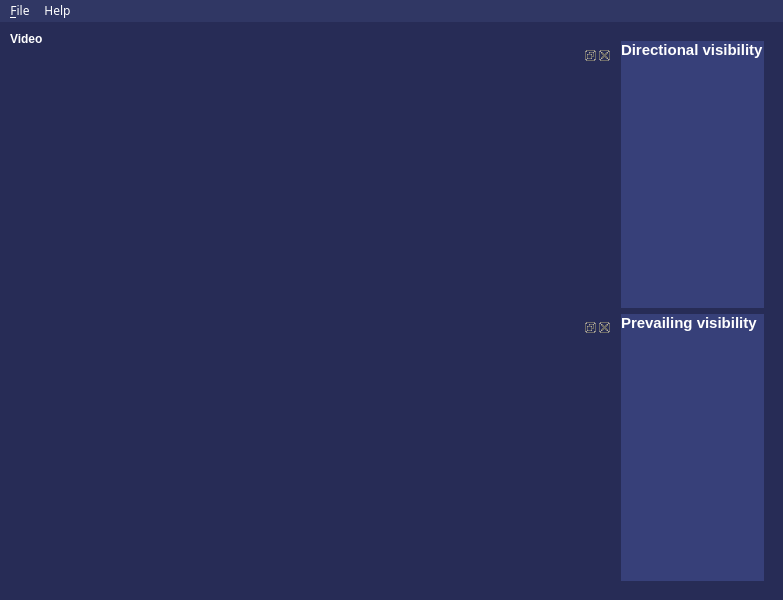
The window that js06/resources/main_view.ui (Oh-JongJin/js08) describes before a commit, drawn with Qt 5.
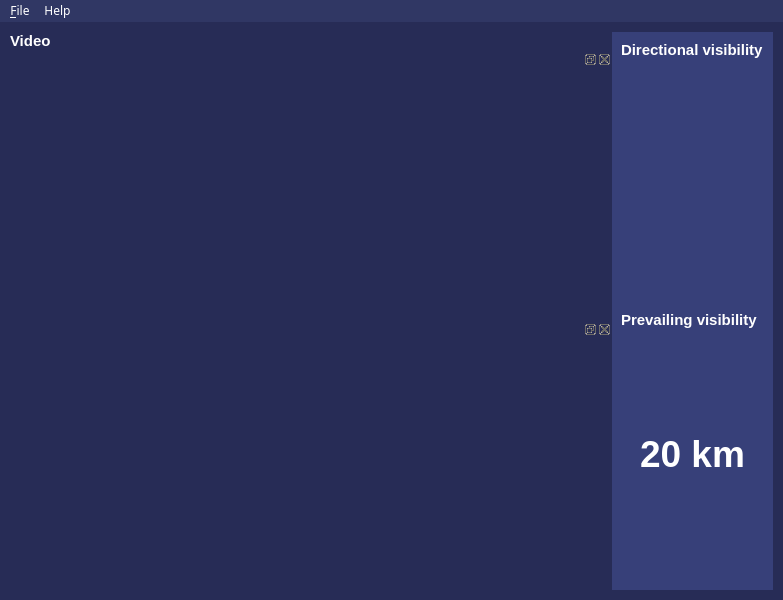
The same window after the commit.

Commit message: Modify ui size policy

```diff
--- a/js06/resources/main_view.ui
+++ b/js06/resources/main_view.ui
@@ -100,7 +100,7 @@
              <string notr="true">background-color: rgba(255, 255, 255, 0);</string>
             </property>
             <property name="text">
-             <string>Video</string>
+             <string>&lt;html&gt;&lt;head/&gt;&lt;body&gt;&lt;p&gt;&lt;span style=&quot; font-size:11pt; font-weight:600;&quot;&gt;Video&lt;/span&gt;&lt;/p&gt;&lt;/body&gt;&lt;/html&gt;</string>
             </property>
            </widget>
           </item>
@@ -119,12 +119,26 @@
        </layout>
       </item>
       <item>
-       <widget class="QFrame" name="verticalFrame_2">
+       <widget class="QFrame" name="vertical_visibility">
+        <property name="styleSheet">
+         <string notr="true">background-color: rgb(55, 64, 121);</string>
+        </property>
         <layout class="QVBoxLayout" name="verticalLayout_2">
+         <property name="spacing">
+          <number>0</number>
+         </property>
+         <item>
+          <layout class="QVBoxLayout" name="vertical_dir">
          <item>
           <widget class="QLabel" name="label">
+             <property name="sizePolicy">
+              <sizepolicy hsizetype="Preferred" vsizetype="Fixed">
+               <horstretch>0</horstretch>
+               <verstretch>0</verstretch>
+              </sizepolicy>
+             </property>
            <property name="styleSheet">
-            <string notr="true">background-color: rgb(55, 64, 121);</string>
+              <string notr="true"/>
            </property>
            <property name="frameShape">
             <enum>QFrame::NoFrame</enum>
@@ -141,9 +155,26 @@
           </widget>
          </item>
          <item>
+            <widget class="QLabel" name="dir_vis_label">
+             <property name="text">
+              <string/>
+             </property>
+            </widget>
+           </item>
+          </layout>
+         </item>
+         <item>
+          <layout class="QVBoxLayout" name="vertical_pre">
+           <item>
           <widget class="QLabel" name="label_3">
+             <property name="sizePolicy">
+              <sizepolicy hsizetype="Preferred" vsizetype="Fixed">
+               <horstretch>0</horstretch>
+               <verstretch>0</verstretch>
+              </sizepolicy>
+             </property>
            <property name="styleSheet">
-            <string notr="true">background-color: rgb(55, 64, 121);</string>
+              <string notr="true"/>
            </property>
            <property name="text">
             <string>&lt;html&gt;&lt;head/&gt;&lt;body&gt;&lt;p&gt;&lt;span style=&quot; font-size:11pt; font-weight:600;&quot;&gt;Prevailing visibility&lt;/span&gt;&lt;/p&gt;&lt;/body&gt;&lt;/html&gt;</string>
@@ -152,6 +183,18 @@
             <set>Qt::AlignLeading|Qt::AlignLeft|Qt::AlignTop</set>
            </property>
           </widget>
+           </item>
+           <item>
+            <widget class="QLabel" name="pre_vis_label">
+             <property name="text">
+              <string>&lt;html&gt;&lt;head/&gt;&lt;body&gt;&lt;p&gt;&lt;span style=&quot; font-size:28pt; font-weight:600;&quot;&gt;20 km&lt;/span&gt;&lt;/p&gt;&lt;/body&gt;&lt;/html&gt;</string>
+             </property>
+             <property name="alignment">
+              <set>Qt::AlignCenter</set>
+             </property>
+            </widget>
+           </item>
+          </layout>
          </item>
         </layout>
        </widget>
```
Left out of the diff: 2 changed lines with no effect on the pictures. Lines whose indentation alone changed are shown as unchanged. The commit also changes 5 other files.
